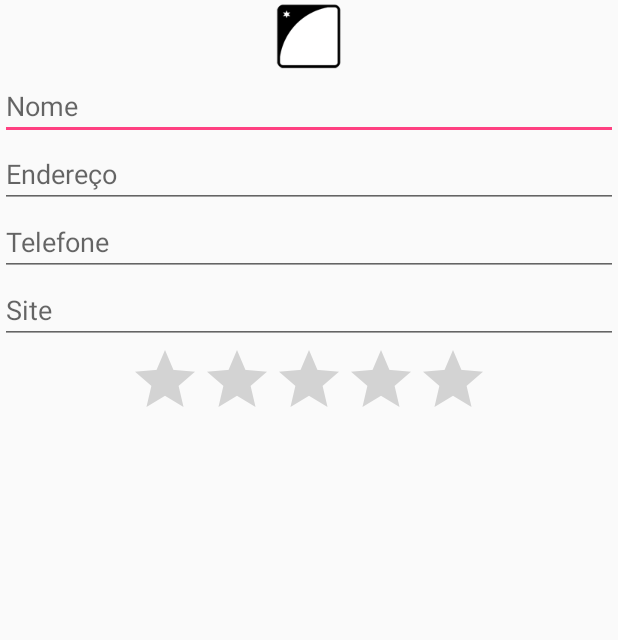
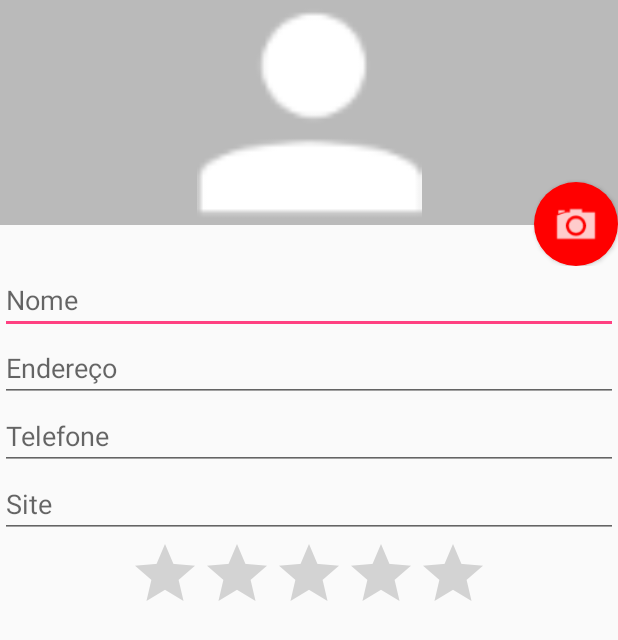
Before and after one commit to fabriciotn/Curso-Alura, an Android app: the layout activity_formulario.xml on its own in the app's theme, with its tools: preview values and no code run, on a phone screen of 412 x 824 dp. Shown: the top 640 px of the screen. Run offline under Robolectric (Android 15) with nearby library versions, the phone set to English and light mode, and no system bars.

Commit message:
Retomando o curso de Android. Várias alterações!

```diff
--- /dev/null
+++ b/AgendaApp/app/src/main/res/drawable/fundo_camera.xml
@@ -0,0 +1,15 @@
+<?xml version="1.0" encoding="utf-8"?>
+
+<layer-list xmlns:android="http://schemas.android.com/apk/res/android">
+    <item>
+        <shape
+            android:shape="oval">
+            <solid android:color="#ff0000" />
+            <padding android:bottom="10dp"
+                android:top="10dp"
+                android:left="10dp"
+                android:right="10dp"/>
+        </shape>
+    </item>
+    <item android:drawable="@drawable/ic_camera"/>
+</layer-list>
--- a/AgendaApp/app/src/main/res/layout/activity_formulario.xml
+++ b/AgendaApp/app/src/main/res/layout/activity_formulario.xml
@@ -9,12 +9,27 @@
         android:layout_height="match_parent"
         android:orientation="vertical">
 
-        <ImageView
-            android:id="@+id/formulario_foto"
-            android:src="@drawable/ic_launcher"
+        <RelativeLayout
             android:layout_width="match_parent"
-            android:layout_height="match_parent"
-            android:layout_gravity="center"/>
+            android:layout_height="177dp">
+
+            <ImageView
+                android:id="@+id/formulario_foto"
+                android:src="@drawable/ic_no_image"
+                android:layout_width="match_parent"
+                android:layout_height="150dp"
+                android:layout_gravity="center"
+                android:background="@color/borda_imagem"/>
+
+            <Button
+                android:id="@+id/formulario_botao_foto"
+                android:background="@drawable/fundo_camera"
+                android:layout_width="56dp"
+                android:layout_height="56dp"
+                android:layout_alignParentBottom="true"
+                android:layout_alignParentRight="true"/>
+
+        </RelativeLayout>
 
         <EditText
             android:id="@+id/formulario_nome"
```
Also changed, not shown: AgendaApp/app/src/main/java/br/com/alura/agenda/ListaAlunosActivity.java (+17 -20 lines), 1 other file.
